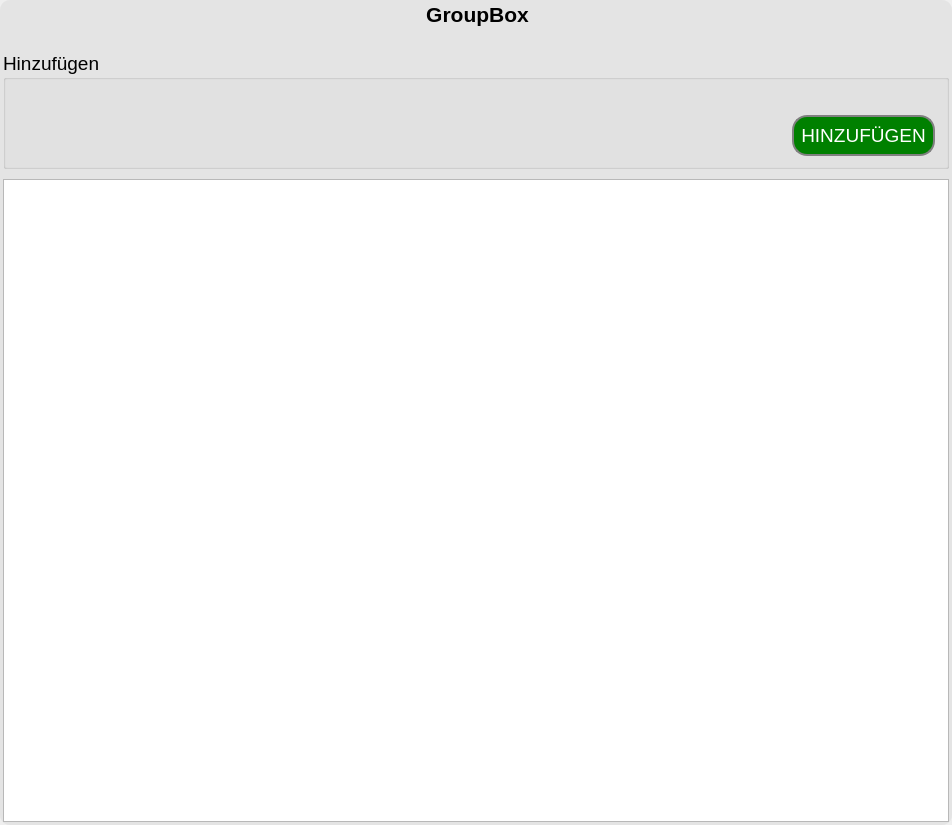
First picture: the form in lfb_regeneration_wildlife_impact/gui/form/array_field.ui, repository b-lack/qgis-fim-plugin, before the edit.
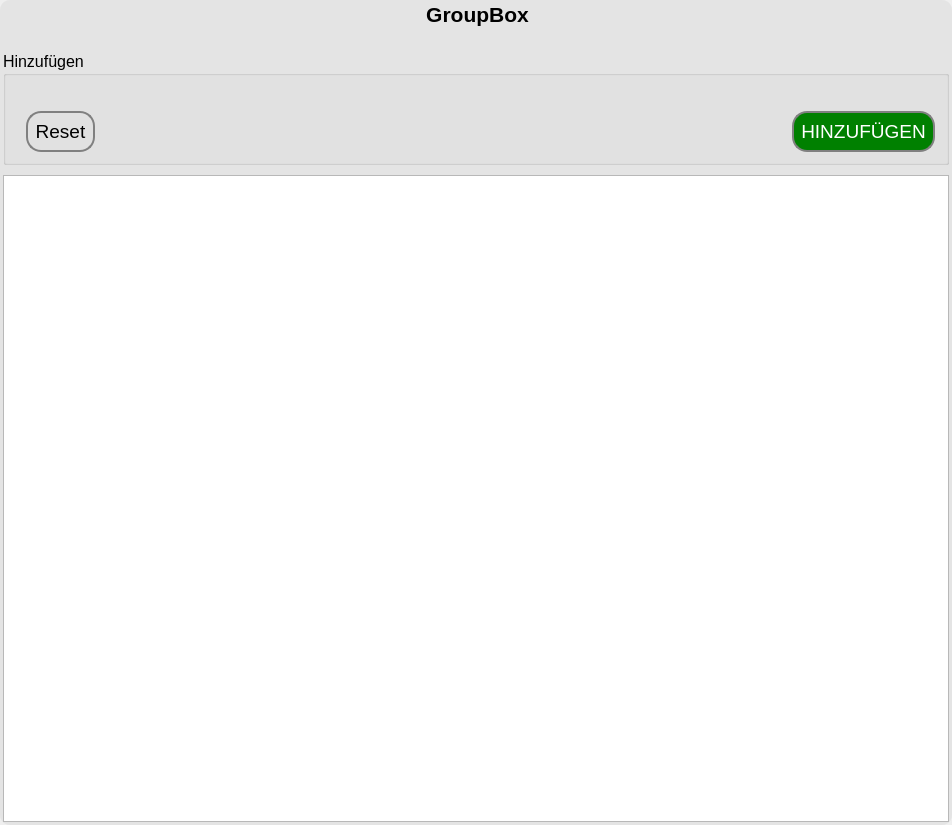
Second picture: the form after the edit. Custom widgets are drawn as their Qt base class.

Patch:
```diff
--- a/lfb_regeneration_wildlife_impact/gui/form/array_field.ui
+++ b/lfb_regeneration_wildlife_impact/gui/form/array_field.ui
@@ -85,19 +85,11 @@
            <widget class="QgsCollapsibleGroupBox" name="lfbArrayFormGroup">
             <property name="font">
              <font>
-              <pointsize>14</pointsize>
+              <pointsize>12</pointsize>
              </font>
             </property>
             <property name="styleSheet">
-             <string notr="true">QgsCollapsibleGroupBoxBasic{
-	background: rgba(0,0,0,0.1);
-	border-radius: 10px;
-	padding: 10px;
-}
-
-QgsCollapsibleGroupBoxBasic { border: none; }
-
-QgsCollapsibleGroupBoxBasic::title, QgsCollapsibleGroupBox::title {}QgsCollapsibleGroupBoxBasic::title, QgsCollapsibleGroupBox::title {  subcontrol-origin: margin;  subcontrol-position: top left;  margin-left: 20px;  margin-right: 5px;  left: 0px;  top: 1px;}</string>
+             <string notr="true"/>
             </property>
             <property name="title">
              <string>Hinzufügen</string>
@@ -130,6 +122,35 @@
              </item>
              <item row="1" column="0">
               <layout class="QHBoxLayout" name="horizontalLayout_5">
+               <item>
+                <widget class="QPushButton" name="pushButton">
+                 <property name="font">
+                  <font>
+                   <pointsize>14</pointsize>
+                  </font>
+                 </property>
+                 <property name="cursor">
+                  <cursorShape>PointingHandCursor</cursorShape>
+                 </property>
+                 <property name="styleSheet">
+                  <string notr="true">QPushButton{
+	border: 2px solid gray;
+	border-radius: 15px;
+	padding:7px;
+	margin: 10px;
+	background-color: transparent;
+	color: #000;
+}
+QPushButton:disabled{
+	background-color:transparent;
+	color: rgba(0,0,0,0.3);
+}</string>
+                 </property>
+                 <property name="text">
+                  <string>Reset</string>
+                 </property>
+                </widget>
+               </item>
                <item>
                 <spacer name="horizontalSpacer">
                  <property name="orientation">
```
Left out of the diff: 3 changed lines with no effect on the pictures.
